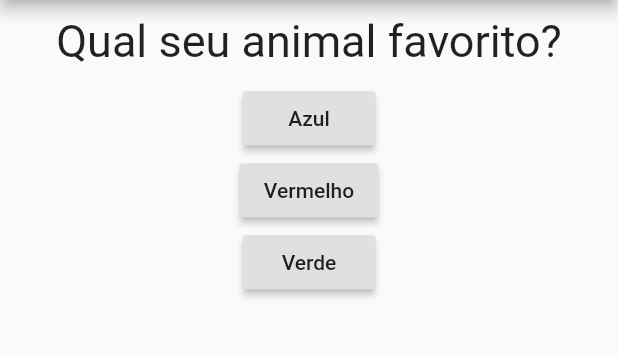
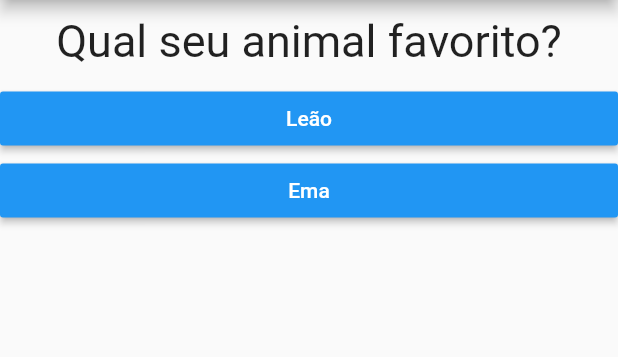
Before and after one commit to kalebrozo/perguntas, a Flutter app: the screen it shows after launch, after a tap on "Azul", on a phone screen of 412 x 824 dp, the part 84-441 px from its top. Run offline on Flutter 3.47's test engine with Material 2 defaults, Android fonts, the phone set to English and light mode, and no system bars.

Commit message:
Ajustes para o componente resposta

```diff
--- a/lib/main.dart
+++ b/lib/main.dart
@@ -1,5 +1,6 @@
 import 'package:flutter/material.dart';
 import './questao.dart';
+import './resposta.dart';
 
 main() {
   runApp(new PerguntaApp());
@@ -8,12 +9,31 @@ main() {
 class _PerguntaAppState extends State<PerguntaApp> {
   var _perguntaSelecionada = 0;
 
+  final List<Map<String, Object>> _perguntas = const [
+    {
+      'texto': 'Qual sua cor favorita?',
+      'respostas': ['Azul', 'Verde']
+    },
+    {
+      'texto': 'Qual seu animal favorito?',
+      'respostas': ['Leão', 'Ema']
+    },
+    {
+      'texto': 'Qual instrutor favorito?',
+      'respostas': ['Clara', 'Ana']
+    }
+  ];
+
+  bool get existePerguntaSelecinada {
+    return _perguntaSelecionada < _perguntas.length;
+  }
+
   void _responder() {
-
+    if (existePerguntaSelecinada) {
       setState(() {
-      if(_perguntaSelecionada<1)
         _perguntaSelecionada++;
       });
+    }
 
     print(_perguntaSelecionada);
     print('Pergunta respondida');
@@ -21,35 +41,23 @@ void _responder() {
 
   @override
   Widget build(BuildContext context) {
-
-    final List<String> perguntas = [
-          'Qual sua cor favorita?',
-          'Qual seu animal favorito?'
-          ];
+    List<String> respostas = existePerguntaSelecinada
+        ? _perguntas[_perguntaSelecionada]['respostas']
+        : null;
 
     return MaterialApp(
       home: Scaffold(
           appBar: AppBar(
             title: Text('Home Perguntas'),
           ),
-          body: Column(
+          body: existePerguntaSelecinada
+              ? Column(
                   children: <Widget>[
-              Questao(perguntas[_perguntaSelecionada]),
-              RaisedButton(
-                child: Text('Azul'),
-                onPressed: _responder,
-              ),
-              RaisedButton(
-                child: Text('Vermelho'),
-                onPressed: _responder,
-              ),
-              RaisedButton(
-                child: Text('Verde'),
-                onPressed: _responder,
-              ),
+                    Questao(_perguntas[_perguntaSelecionada]['texto']),
+                    ...respostas.map((e) => Resposta(e, _responder)).toList(),
                   ],
                 )
-      ),
+              : null),
     );
   }
 }
```
Lines whose indentation alone changed are shown as unchanged.
